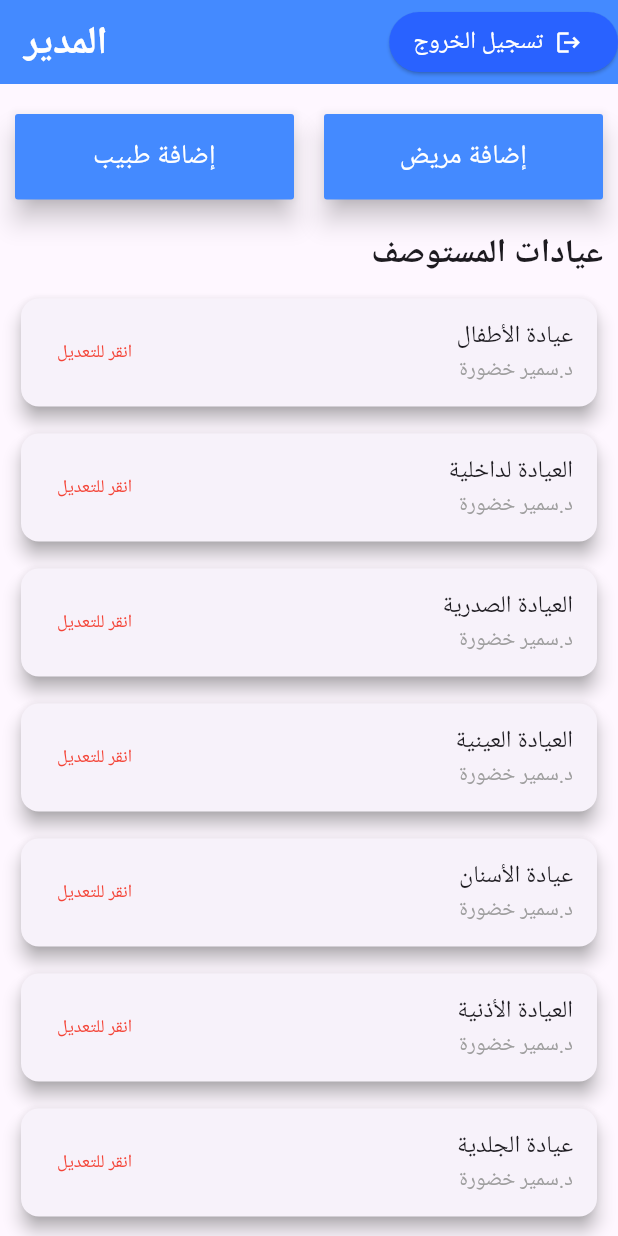
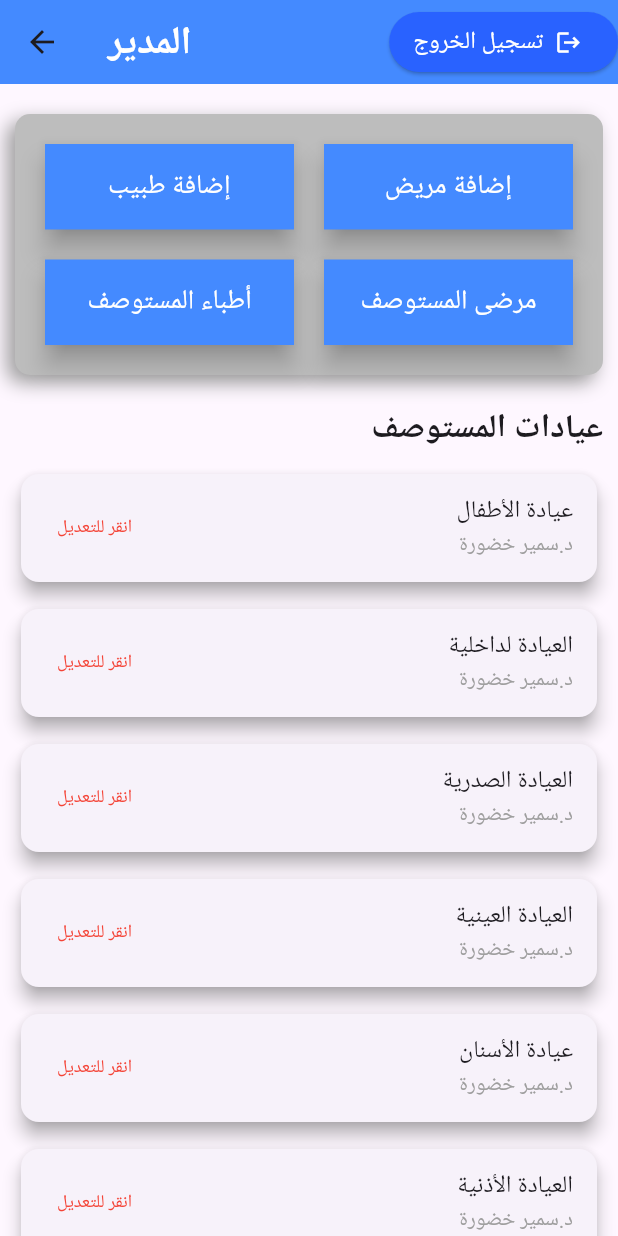
Before and after one commit to ahmdmlndy47/dispencaryApplication, a Flutter app: the AdminHomepage screen opened directly, on a phone screen of 412 x 824 dp. Run offline on Flutter 3.47's test engine with Material 3 defaults, Android fonts, the phone set to English and light mode, and no system bars.

Commit message:
update all application

```diff
--- a/lib/admin_homepage.dart
+++ b/lib/admin_homepage.dart
@@ -1,3 +1,5 @@
+import 'package:dispensary/components/card_widget.dart';
+import 'package:dispensary/components/main_button.dart';
 import 'package:flutter/material.dart';
 class AdminHomepage extends StatefulWidget {
   const AdminHomepage({super.key});
@@ -19,6 +21,7 @@
             color: Colors.white
           ),
         ),
+        //زر تسجيل الخروج
         actions: [
           ElevatedButton.icon(
               onPressed: (){
@@ -46,50 +49,73 @@
         child: ListView(
           padding: EdgeInsets.symmetric(vertical: 20,horizontal: 10),
           children: [
+            //أزرار الإضافة والتعديل على المرضى والأطباء
+            Container(
+              padding: EdgeInsets.all(20),
+              decoration: BoxDecoration(
+                color: Colors.grey.shade400,
+                borderRadius: BorderRadius.circular(10),
+                boxShadow: [
+                  BoxShadow(
+                      color: Colors.grey,
+                      blurRadius: 10,
+                      offset: Offset(-5, 5))
+                ]
+              ),
+              child: Column(
+                children: [
                   //أزرار إضافة المستخدمين
                   Row(
                     mainAxisAlignment: MainAxisAlignment.spaceBetween,
                     children: [
                       //زر إضافة مريض
                       Expanded(
-                  child: MaterialButton(
-                    onPressed:(){},
-                    elevation: 7,
-                    padding: EdgeInsets.symmetric(vertical: 15,horizontal: 10),
-                    color: Colors.blueAccent,
-                    splashColor: Colors.blueAccent.shade700,
-                    child: Text(
-                      "إضافة مريض",
-                      style: TextStyle(
-                          color: Colors.white,
+                        child: MyButton(
+                            onPressed: (){},
                             fontSize: 18,
-                          fontWeight: FontWeight.w300
-                      ),
-                    ),
-                  ),
+                            label: "إضافة مريض",
+                            shape: RoundedRectangleBorder()),
                       ),
                       SizedBox(width: 20,),
                       // زر إضافة طبيب
                       Expanded(
-                  child: MaterialButton(
-                    onPressed:(){},
-                    elevation: 7,
-                    padding: EdgeInsets.symmetric(vertical: 15,horizontal: 10),
-                    color: Colors.blueAccent,
-                    splashColor: Colors.blueAccent.shade700,
-                    child: Text(
-                      "إضافة طبيب",
-                      style: TextStyle(
-                          color: Colors.white,
+                        child: MyButton(
+                            onPressed: (){},
                             fontSize: 18,
-                          fontWeight: FontWeight.w300
-                      ),
-                    ),
-                  ),
+                            label: "إضافة طبيب",
+                            shape: RoundedRectangleBorder()),
                       ),
                     ],
                   ),
                   SizedBox(height: 20,),
+                  //أزرار التعديل على المستخدمين
+                  Row(
+                    mainAxisAlignment: MainAxisAlignment.spaceBetween,
+                    children: [
+                      //زر لعرض قائمة المرضى المسجلين بالتطبيق
+                      Expanded(
+                        child: MyButton(
+                            onPressed: (){},
+                            fontSize: 18,
+                            label: "مرضى المستوصف",
+                            shape: RoundedRectangleBorder()),
+                      ),
+                      SizedBox(width: 20,),
+                      // زر لعرض قائمة أطباء المستوصف
+                      Expanded(
+                        child:MyButton(
+                            onPressed: (){},
+                            fontSize: 18,
+                            label: "أطباء المستوصف",
+                            shape: RoundedRectangleBorder()),
+                      ),
+                    ],
+                  ),
+                ],
+              ),
+            ),
+            SizedBox(height: 20,),
+            //قائمة عيادات المستوصف للتعديل عليها من قبل الآدمن
             Text(
               "عيادات المستوصف",
               style: TextStyle(
@@ -98,145 +124,54 @@
               ),
             ),
             SizedBox(height: 10,),
-            Card(
-              elevation: 5,
-              shadowColor: Colors.grey,
-              child: ListTile(
-                title: Text("عيادة الأطفال"),
-                subtitle: Text(
-                  "د.سمير خضورة",
-                  style: TextStyle(color: Colors.grey),),
-                trailing: Text(
-                  "انقر للتعديل",
-                  style: TextStyle(
-                    fontSize: 12,
-                    fontWeight: FontWeight.w200,
-                    color: Colors.red
-                  ),
-                ),
-              ),
-            ),
+            //عيادة الأطفال
+            MyCard(
+                title: "عيادة الأطفال",
+                subtitle: "د.سمير خضورة",
+                trailing: "انقر للتعديل",
+                onTap: (){}),
             SizedBox(height: 10,),
-            Card(
-              elevation: 5,
-              shadowColor: Colors.grey,
-              child: ListTile(
-                title: Text("العيادة لداخلية"),
-                subtitle: Text(
-                  "د.سمير خضورة",
-                  style: TextStyle(color: Colors.grey),
-
-                ),
-                trailing: Text(
-                  "انقر للتعديل",
-                  style: TextStyle(
-                      fontSize: 12,
-                      fontWeight: FontWeight.w200,
-                      color: Colors.red
-                  ),
-                ),
-              ),
-            ),
+            //العيادة الداخلية
+            MyCard(
+                title: "العيادة لداخلية",
+                subtitle: "د.سمير خضورة",
+                trailing: "انقر للتعديل",
+                onTap: (){}),
             SizedBox(height: 10,),
-            Card(
-              elevation: 5,
-              shadowColor: Colors.grey,
-              child: ListTile(
-                title: Text("العيادة الصدرية"),
-                subtitle: Text(
-                  "د.سمير خضورة",
-                  style: TextStyle(color: Colors.grey),
-                ),
-                trailing: Text(
-                  "انقر للتعديل",
-                  style: TextStyle(
-                      fontSize: 12,
-                      fontWeight: FontWeight.w200,
-                      color: Colors.red
-                  ),
-                ),
-              ),
-            ),
+            //العيادة الصدرية
+            MyCard(
+                title: "العيادة الصدرية",
+                subtitle: "د.سمير خضورة",
+                trailing: "انقر للتعديل",
+                onTap: (){}),
             SizedBox(height: 10,),
-            Card(
-              elevation: 5,
-              shadowColor: Colors.grey,
-              child: ListTile(
-                title: Text("العيادة العينية"),
-                subtitle: Text(
-                  "د.سمير خضورة",
-                  style: TextStyle(color: Colors.grey),
-                ),
-                trailing: Text(
-                  "انقر للتعديل",
-                  style: TextStyle(
-                      fontSize: 12,
-                      fontWeight: FontWeight.w200,
-                      color: Colors.red
-                  ),
-                ),
-              ),
-            ),
+            //العيادة العينية
+            MyCard(
+                title: "العيادة العينية",
+                subtitle: "د.سمير خضورة",
+                trailing: "انقر للتعديل",
+                onTap: (){}),
             SizedBox(height: 10,),
-            Card(
-              elevation: 5,
-              shadowColor: Colors.grey,
-              child: ListTile(
-                title: Text("عيادة الأسنان"),
-                subtitle: Text(
-                  "د.سمير خضورة",
-                  style: TextStyle(color: Colors.grey),
-                ),
-                trailing: Text(
-                  "انقر للتعديل",
-                  style: TextStyle(
-                      fontSize: 12,
-                      fontWeight: FontWeight.w200,
-                      color: Colors.red
-                  ),
-                ),
-              ),
-            ),
+            //عيادة الأسنان
+            MyCard(
+                title: "عيادة الأسنان",
+                subtitle: "د.سمير خضورة",
+                trailing: "انقر للتعديل",
+                onTap: (){}),
             SizedBox(height: 10,),
-            Card(
-              elevation: 5,
-              shadowColor: Colors.grey,
-              child: ListTile(
-                title: Text("العيادة الأذنية"),
-                subtitle: Text(
-                  "د.سمير خضورة",
-                  style: TextStyle(color: Colors.grey),
-                ),
-                trailing: Text(
-                  "انقر للتعديل",
-                  style: TextStyle(
-                      fontSize: 12,
-                      fontWeight: FontWeight.w200,
-                      color: Colors.red
-                  ),
-                ),
-              ),
-            ),
+            //العيادة الأذنية
+            MyCard(
+                title: "العيادة الأذنية",
+                subtitle: "د.سمير خضورة",
+                trailing: "انقر للتعديل",
+                onTap: (){}),
             SizedBox(height: 10,),
-            Card(
-              elevation: 5,
-              shadowColor: Colors.grey,
-              child: ListTile(
-                title: Text("عيادة الجلدية"),
-                subtitle: Text(
-                  "د.سمير خضورة",
-                  style: TextStyle(color: Colors.grey),
-                ),
-                trailing: Text(
-                  "انقر للتعديل",
-                  style: TextStyle(
-                      fontSize: 12,
-                      fontWeight: FontWeight.w200,
-                      color: Colors.red
-                  ),
-                ),
-              ),
-            ),
+            //العيادة الجلدية
+            MyCard(
+                title: "عيادة الجلدية",
+                subtitle: "د.سمير خضورة",
+                trailing: "انقر للتعديل",
+                onTap: (){})
           ],
         ),
       ),
--- /dev/null
+++ b/lib/components/card_widget.dart
@@ -0,0 +1,32 @@
+import 'package:flutter/material.dart';
+class MyCard extends StatelessWidget {
+  final String title;
+  final String subtitle;
+  final String trailing;
+  final void Function() onTap;
+  const MyCard({super.key, required this.title, required this.subtitle, required this.trailing, required this.onTap});
+
+  @override
+  Widget build(BuildContext context) {
+    return  Card(
+      elevation: 5,
+      shadowColor: Colors.grey,
+      child: ListTile(
+        onTap: onTap,
+        title: Text(title),
+        subtitle: Text(
+          subtitle,
+          style: TextStyle(color: Colors.grey),
+        ),
+        trailing: Text(
+          trailing,
+          style: TextStyle(
+              fontSize: 12,
+              fontWeight: FontWeight.w200,
+              color: Colors.red
+          ),
+        ),
+      ),
+    );
+  }
+}
--- /dev/null
+++ b/lib/components/main_button.dart
@@ -0,0 +1,29 @@
+import 'package:flutter/material.dart';
+class MyButton extends StatelessWidget {
+  final void Function() onPressed;
+  final String label;
+  final ShapeBorder shape;
+  final double fontSize;
+  const MyButton({super.key, required this.onPressed, required this.label, required this.shape, required this.fontSize});
+
+  @override
+  Widget build(BuildContext context) {
+    return MaterialButton(
+      minWidth: double.infinity,
+      shape: shape,
+      onPressed: onPressed,
+      elevation: 7,
+      padding: EdgeInsets.symmetric(vertical: 15,horizontal: 10),
+      color: Colors.blueAccent,
+      splashColor: Colors.blueAccent.shade700,
+      child: Text(
+        label,
+        style: TextStyle(
+            color: Colors.white,
+            fontSize: fontSize,
+            fontWeight: FontWeight.w300
+        ),
+      ),
+    );
+  }
+}
--- a/lib/homepage.dart
+++ b/lib/homepage.dart
@@ -53,14 +53,14 @@
                 backgroundColor: WidgetStatePropertyAll(Colors.blueAccent.shade700)
               ),
               label: Text(
-                "التسجيل في التطبيق",
+                "تسجيل الخروج",
                 style: TextStyle(
                   fontSize: 14,
                   fontWeight: FontWeight.w300,
                   color: Colors.white
                 ),
               ),
-            icon: Icon(Icons.login,color: Colors.white,),
+            icon: Icon(Icons.logout,color: Colors.white,),
           )
         ],
       ),
--- a/lib/log_sign_page.dart
+++ b/lib/log_sign_page.dart
@@ -1,4 +1,6 @@
 import 'package:flutter/material.dart';
+
+import 'components/main_button.dart';
 // صفحة تسجيل الدخول او إضافة ايميل و كلمة مرور
 class LogOrSignPage extends StatefulWidget {
   const LogOrSignPage({super.key});
@@ -44,48 +46,27 @@
                 mainAxisAlignment: MainAxisAlignment.spaceEvenly,
                 children: [
                   // زر تسجبل الدخول
-                  MaterialButton(
-                    onPressed:(){
+                  MyButton(
+                      onPressed: (){
                           Navigator.of(context).pushNamed("loginPage");
                           },
+                      fontSize: 26,
+                      label: "تسجيل الدخول",
                       shape: OutlineInputBorder(
-                        borderSide: BorderSide(color: Colors.transparent),
-                        borderRadius: BorderRadius.circular(30)
-                    ),
-                    minWidth: 200,
-                    padding: EdgeInsets.symmetric(vertical: 15,horizontal: 10),
-                    color: Colors.blueAccent,
-                    splashColor: Colors.blueAccent.shade700,
-                    child: Text(
-                      "تسجيل الدخول",
-                      style: TextStyle(
-                          color: Colors.white,
-                          fontSize: 22,
-                          fontWeight: FontWeight.bold
-                      ),
-                    ),
-                  ),
+                            borderRadius: BorderRadius.circular(50),
+                            borderSide: BorderSide(width: 0,color: Colors.transparent)
+                      )),
                   //زر اضافة الايميل و كلمة المرور
-                  MaterialButton(
-                    onPressed:(){
+                  MyButton(
+                      onPressed: (){
                           Navigator.of(context).pushNamed("signupPage");
                         },
+                      fontSize: 26,
+                      label: "إنشاء حساب",
                       shape: OutlineInputBorder(
-                        borderSide: BorderSide(color: Colors.transparent),
-                        borderRadius: BorderRadius.circular(30)
-                    ),
-                    minWidth: 200,
-                    padding: EdgeInsets.symmetric(vertical: 15,horizontal: 10),
-                    color: Colors.blueAccent,
-                    splashColor: Colors.blueAccent.shade700,
-                    child: Text(
-                      "إنشاء حساب",
-                      style: TextStyle(
-                          color: Colors.white,
-                          fontSize: 22,
-                          fontWeight: FontWeight.bold
-                      ),
-                    ),
+                          borderRadius: BorderRadius.circular(50),
+                          borderSide: BorderSide(width: 0,color: Colors.transparent)
+                      )
                     ),
                 ],
               ),
--- a/lib/main.dart
+++ b/lib/main.dart
@@ -6,7 +6,7 @@
 import 'log_sign_page.dart';
 void main() {
   runApp( MaterialApp(
-    home: AdminHomepage(),
+    home: LogOrSignPage(),
     debugShowCheckedModeBanner: false,
     routes: {
       "homepage" : (context) => Homepage(),
```
Lines whose indentation alone changed are shown as unchanged.
